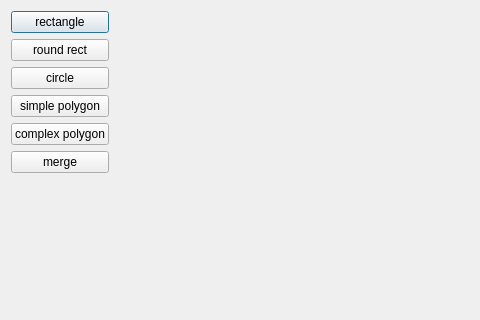
Before: the Qt Designer form res/ui/qtlaboratory.ui in Radicas/Crane, drawn with Qt 5; both pictures show x 0 to 480 and y 0 to 320 of the 856 by 555 pixel window.
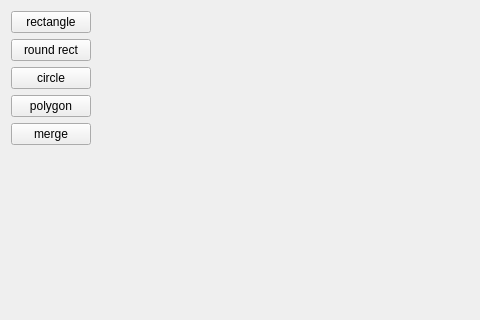
After: the same form once the commit is applied.

The edit to the form file:
```diff
--- a/res/ui/qtlaboratory.ui
+++ b/res/ui/qtlaboratory.ui
@@ -21,6 +21,9 @@
        <property name="text">
         <string>rectangle</string>
        </property>
+       <property name="autoDefault">
+        <bool>false</bool>
+       </property>
       </widget>
      </item>
      <item>
@@ -28,6 +31,9 @@
        <property name="text">
         <string>round rect</string>
        </property>
+       <property name="autoDefault">
+        <bool>false</bool>
+       </property>
       </widget>
      </item>
      <item>
@@ -35,19 +41,18 @@
        <property name="text">
         <string>circle</string>
        </property>
-      </widget>
-     </item>
-     <item>
-      <widget class="QPushButton" name="simPolyBtn">
-       <property name="text">
-        <string>simple polygon</string>
+       <property name="autoDefault">
+        <bool>false</bool>
        </property>
       </widget>
      </item>
      <item>
       <widget class="QPushButton" name="comPolyBtn">
        <property name="text">
-        <string>complex polygon</string>
+        <string>polygon</string>
+       </property>
+       <property name="autoDefault">
+        <bool>false</bool>
        </property>
       </widget>
      </item>
@@ -56,6 +61,9 @@
        <property name="text">
         <string>merge</string>
        </property>
+       <property name="autoDefault">
+        <bool>false</bool>
+       </property>
       </widget>
      </item>
      <item>
```
Left out of the diff: 2 changed lines with no effect on the pictures.
